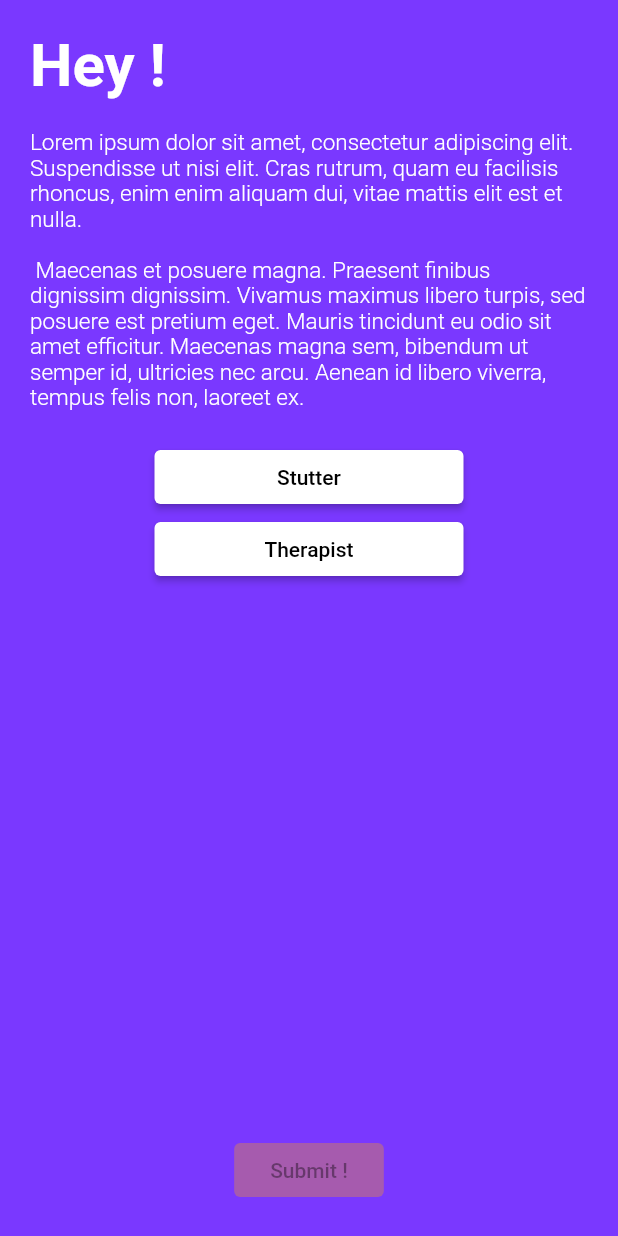
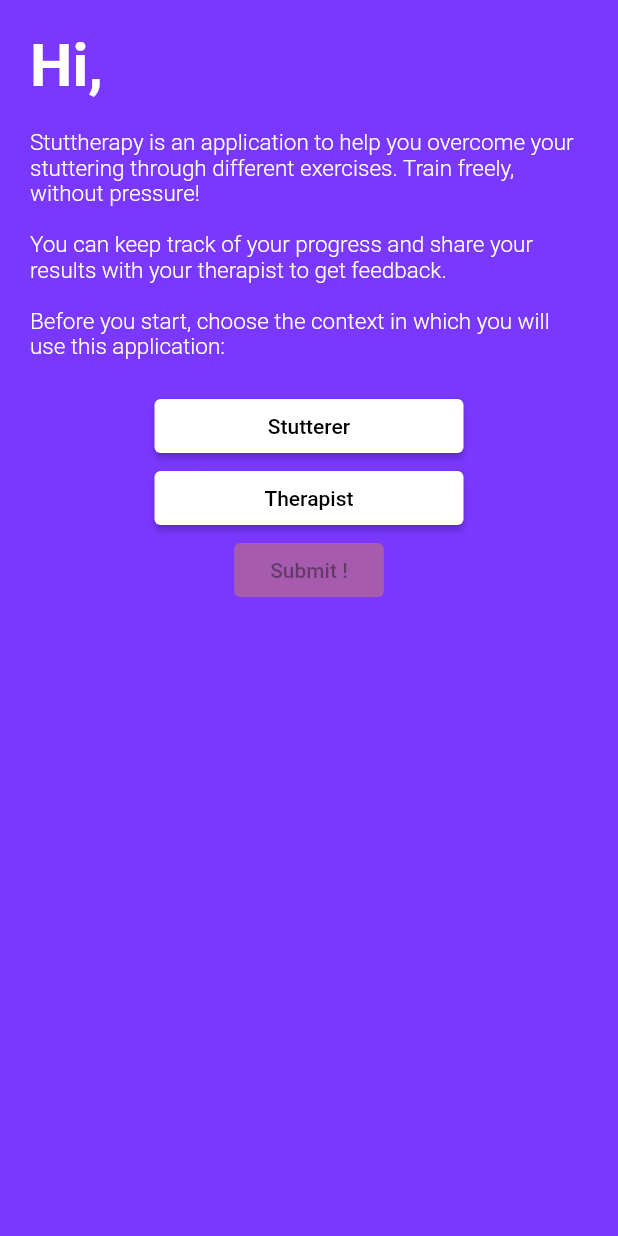
Before and after one commit to Romain-Guillot/Stuttherapy, a Flutter app: the screen it shows after launch, on a phone screen of 412 x 824 dp. Run offline on Flutter 3.47's test engine with Material 2 defaults, Android fonts, the phone set to English and light mode, and no system bars; our stand-ins replace audioplayers, camera, cloud_firestore, firebase_auth, logger, permission_handler and 5 more; missing offline and left inert: flutter_sound; accounts and stored records are empty; generated files the repository leaves out were written again.

Commit message:
Resources + startup overlflow fix

```diff
--- a/lib/account/accounts.dart
+++ b/lib/account/accounts.dart
@@ -105,7 +105,7 @@ class TherapistUser extends User {
 
 ///
 class StutterUser extends User {
-  static const String userIdentifier = "Stutter";
+  static const String userIdentifier = "Stutterer";
 
   BehaviorSubject<LoggedUserMeta> therapistStream = BehaviorSubject<LoggedUserMeta>();
 
--- a/lib/exercises_implem/ui/audio_recorder.dart
+++ b/lib/exercises_implem/ui/audio_recorder.dart
@@ -61,6 +61,7 @@ class _AudioRecorderState extends State<AudioRecorder> {
     if(isRecording) {
       try {
         await recorder.stopRecorder();
+        print("dssddsf");
         if (_recorderSubscription != null) {
           _recorderSubscription.cancel();
           _recorderSubscription = null;
@@ -70,7 +71,7 @@ class _AudioRecorderState extends State<AudioRecorder> {
         print("Unable to stop the recorder ... (not normal !)");
         print("err" + err.toString());
       }
-      if(updateUI)
+      if(updateUI && mounted)
         setState(() => isRecording = false);
     } else {
       print("Not in recording status.");
--- a/lib/providers/resource_provider.dart
+++ b/lib/providers/resource_provider.dart
@@ -96,33 +96,33 @@ List<String> sentences = [
 ];
 
 List<String> texts = [
-  "When you picture mountain climbers scaling Mount Everest, what probably comes to mind are teams of climbers with Sherpa guides leading them to the summit, equipped with oxygen masks, supplies and tents. And in most cases you'd be right, as 97 per cent of climbers use oxygen to ascend to Everest's summit at 8,850 metres above sea level. The thin air at high altitudes makes most people breathless at 3,500 metres, and the vast majority of climbers use oxygen past 7,000 metres."
+  "When you picture mountain climbers scaling Mount Everest, what probably comes to mind are teams of climbers with Sherpa guides leading them to the summit, equipped with oxygen masks, supplies and tents. And in most cases you'd be right, as 97 per cent of climbers use oxygen to ascend to Everest's summit at 8,850 metres above sea level. The thin air at high altitudes makes most people breathless at 3,500 metres, and the vast majority of climbers use oxygen past 7,000 metres. A typical climbing group will have 8–15 people in it, with an almost equal number of guides, and they'll spend weeks to get to the top after reaching Base Camp."
   "Sam squinted against the sun at the distant dust trail raked up by the car on its way up to the Big House. The horses kicked and flicked their tails at flies, not caring about their owner's first visit in ten months. Sam waited. Mr Carter didn't come out here unless he had to, which was just fine by Sam. The more he kept out of his boss's way, the longer he'd have a job.",
-  "The two men looked towards the northern end of the property. It stretched as far as the eye could see. Even the fences were barely visible from where they stood. However bored and rebellious a teenage boy might get, it wasn't possible to escape on foot. Sam looked at the biggest of the horses, kicking at the ground with its heavy hooves. Could the boy ride? he wondered.",
-  "Their efforts failed. So, instead, they searched for a variety of banana that the fungus didn’t affect. They found the Cavendish, as it was called, in the greenhouse of a British duke. It wasn’t as well suited to shipping as the Gros Michel, but its bananas tasted good enough to keep consumers happy. Most importantly, TR-1 didn’t seem to affect it.",
+  "The two men looked towards the northern end of the property. It stretched as far as the eye could see. Even the fences were barely visible from where they stood. However bored and rebellious a teenage boy might get, it wasn't possible to escape on foot. Sam looked at the biggest of the horses, kicking at the ground with its heavy hooves. Could the boy ride? he wondered. There was a whole load of trouble a good rider could get into out here, miles away from anyone. But maybe there was even more trouble for someone who knew nothing about horses and wanted to get away from his father.",
+  "Their efforts failed. So, instead, they searched for a variety of banana that the fungus didn’t affect. They found the Cavendish, as it was called, in the greenhouse of a British duke. It wasn’t as well suited to shipping as the Gros Michel, but its bananas tasted good enough to keep consumers happy. Most importantly, TR-1 didn’t seem to affect it. In a few years, United Fruit had saved itself from bankruptcy by filling its plantations with thousands of the new plants, copying the same monoculture growing conditions Gros Michel had thrived in.",
   "Growing practices in South East Asia haven’t helped matters. Growers can’t always afford the expensive lab-based methods to clone plants from shoots without spreading the disease. Also, they often aren’t strict enough about cleaning farm equipment and quarantining infected fields. As a result, the fungus has spread to Australia, the Middle East and Mozambique – and Latin America, heavily dependent on its monoculture Cavendish crops, could easily be next.",
-  "Much of today's business is conducted across international borders, and while the majority of the global business community might share the use of English as a common language, the nuances and expectations of business communication might differ greatly from culture to culture. A lack of understanding of the cultural norms and practices of our business acquaintances can result in unfair judgements, misunderstandings and breakdowns in communication.",
-  "This stark difference in opinion over something that could be conceived as minor and thus easily overlooked goes to show that we often attach meaning to even the most mundane practices. When things that we are used to are done differently, it could spark the strongest reactions in us.",
+  "Much of today's business is conducted across international borders, and while the majority of the global business community might share the use of English as a common language, the nuances and expectations of business communication might differ greatly from culture to culture. A lack of understanding of the cultural norms and practices of our business acquaintances can result in unfair judgements, misunderstandings and breakdowns in communication. Here are three basic areas of differences in the business etiquette around the world that could help stand you in good stead when you next find yourself working with someone from a different culture.",
+  "This stark difference in opinion over something that could be conceived as minor and thus easily overlooked goes to show that we often attach meaning to even the most mundane practices. When things that we are used to are done differently, it could spark the strongest reactions in us. While many Continental Europeans and Latin Americans prefer to be addressed with a title, for example Mr or Ms and their surname when meeting someone in a business context for the first time, Americans, and increasingly the British, now tend to prefer using their first names. The best thing to do is to listen and observe how your conversation partner addresses you and, if you are still unsure, do not be afraid to ask them how they would like to be addressed.",
   "An American or British person might be looking their client in the eye to show that they are paying full attention to what is being said, but if that client is from Japan or Korea, they might find the direct eye contact awkward or even disrespectful. In parts of South America and Africa, prolonged eye contact could also be seen as challenging authority. In the Middle East, eye contact across genders is considered inappropriate, although eye contact within a gender could signify honesty and truthfulness.",
-  "Having an increased awareness of the possible differences in expectations and behaviour can help us avoid cases of miscommunication, but it is vital that we also remember that cultural stereotypes can be detrimental to building good business relationships. Although national cultures could play a part in shaping the way we behave and think, we are also largely influenced by the region we come from, the communities we associate with, our age and gender, our corporate culture and our individual experiences of the world.",
+  "Having an increased awareness of the possible differences in expectations and behaviour can help us avoid cases of miscommunication, but it is vital that we also remember that cultural stereotypes can be detrimental to building good business relationships. Although national cultures could play a part in shaping the way we behave and think, we are also largely influenced by the region we come from, the communities we associate with, our age and gender, our corporate culture and our individual experiences of the world. The knowledge of the potential differences should therefore be something we keep at the back of our minds, rather than something that we use to pigeonhole the individuals of an entire nation.",
   "Pinker asks us to stop paying so much attention to negative headlines and news that declares the end of the world. Instead, he shows us some carefully selected data. In 75 surprising graphs, we see that safety, peace, knowledge and health are getting better all over the world. When the evidence does not support his argument, however, he dismisses it. Economic inequality, he claims, is not really a problem, because it is not actually that important for human well-being. One cannot help wondering how many people actually living in poverty would agree.",
   "For more than two hundred years the pessimists have been winning the public debate. They tell us that things are getting worse. But in fact, life is getting better. Income, food availability and lifespan are rising; disease, violence and child mortality are falling. These trends are happening all around the world. Africa is slowly coming out of poverty, just as Asia did before. The internet, mobile phones and worldwide trade are making the lives of millions of people much better.",
   "The majority of people believe that developing countries are in a terrible situation: suffering from incredible poverty, governed by dictators and with little hope for any meaningful change. But, surprisingly, this is far from the truth. The reality is that a great transformation is occurring. Over the past 20 years, more than 700 million people have increased their income and come out of poverty. Additionally, six million fewer children die every year from disease, millions more girls are in school and millions of people have access to clean water.",
   "Your manager stops you and says she needs to have a word about your performance in the recent project. You worry about it all weekend, wondering what you might have done wrong. When you step into her office on Monday morning she begins by praising you for the good work you've done on the project, and you wonder if this is the obligatory praise that starts off the typical 'feedback sandwich'. You know how the feedback sandwich goes: say something nice, say what you really want to say, say something nice again.",
-  "Psychologist and 'growth mindset' proponent Carol Dweck spoke of the plasticity of the brain and our ability to develop skills and talents that we might not have been good at to start with. Many of us tend to focus our praise on the end result and seemingly innate talents, e.g. 'You really have an eye for details' or 'You have a real talent for organising events'.",
+  "Psychologist and 'growth mindset' proponent Carol Dweck spoke of the plasticity of the brain and our ability to develop skills and talents that we might not have been good at to start with. Many of us tend to focus our praise on the end result and seemingly innate talents, e.g. 'You really have an eye for details' or 'You have a real talent for organising events'. However, research suggests that by focusing on the process of how things are done – praising effort, experimentation and problem-solving strategies – we can encourage the development of new skills and the continued honing of talents.",
   "It might take time to counter the effects of an environment where there is a cynical view of positive feedback, but in the long run, by embracing positive feedback, you can not only enhance working performance but also enrich the quality of life in the workplace. ",
   "Since almost the beginning of cinema, we have had scary films. Of all the genres that exist, horror is perhaps one of the most conventional. Many horror films rely on specific plot devices, also called tropes, to make their audience frightened. When a trope is used too much, it can become a cliché. But when used well, it can really make us jump out of our skin. Here are some of the most used, and perhaps abused, clichés in horror films.",
   "In older horror films, when protagonists were in desperation, it was difficult or impossible for them to call for help or call the police. Mobile phones have made that situation a bit less believable now. What's the solution to maintain suspense? No phone coverage! If you're a hero in a horror film, it's almost certain that at a key moment, just when you absolutely need to call for help, you will not have any coverage at all. Or your phone battery will die just as you are making the call. Or both.",
   "We know that human language is far more complex than that of even our nearest and most intelligent relatives like chimpanzees. We can express complex thoughts, convey subtle emotions and communicate about abstract concepts such as past and future. And we do this following a set of structural rules, known as grammar. Do only humans use an innate system of rules to govern the order of words? Perhaps not, as some research may suggest dolphins share this capability because they are able to recognise when these rules are broken.",
-  "If we want to know where our capability for complex language came from, we need to look at how our brains are different from other animals. This relates to more than just brain size; it is important what other things our brains can do and when and why they evolved that way. And for this there are very few physical clues; artefacts left by our ancestors don't tell us what speech they were capable of making. One thing we can see in the remains of early humans, however, is the development of the mouth, throat and tongue.",
+  "If we want to know where our capability for complex language came from, we need to look at how our brains are different from other animals. This relates to more than just brain size; it is important what other things our brains can do and when and why they evolved that way. And for this there are very few physical clues; artefacts left by our ancestors don't tell us what speech they were capable of making. One thing we can see in the remains of early humans, however, is the development of the mouth, throat and tongue. By about 100,000 years ago, humans had evolved the ability to create complex sounds. Before that, evolutionary biologists can only guess whether or not early humans communicated using more basic sounds.",
   "More questions lie in looking at the influence of genetics on brain and language development. Are there genes that mutated and gave us language ability? Researchers have found a gene mutation that occurred between 200,000 and 100,000 years ago, which seems to have a connection with speaking and how our brains control our mouths and face. Monkeys have a similar gene, but it did not undergo this mutation. It's too early to say how much influence genes have on language, but one day the answers might be found in our DNA.",
   "A new study published in the journal Science shows definitive evidence of organic matter on the surface of Mars. The data was collected by NASA's nuclear-powered rover Curiosity. It confirms earlier findings that the Red Planet once contained carbon-based compounds. These compounds – also called organic molecules – are essential ingredients for life as scientists understand it.",
   "Scientists are quick to state that the presence of these organic molecules is not sufficient evidence for ancient life on Mars, as the molecules could have been formed by non-living processes. But it's still one of the most astonishing discoveries, which could lead to future revelations. Especially when one considers the other startling find that Curiosity uncovered around five years ago.",
   "The possibility of life on Mars has fascinated humans for generations. It has been the subject of endless science-fiction novels and films. Are we alone in the universe or have there been other life forms within our Solar System? If the current missions to the Red Planet continue, it looks as if we may discover the answer very soon. ",
   "Judy really enjoys working with you and the team and finds the project very interesting, but I think she's feeling a bit lost and struggling to see the big picture. It seems that she's been given a fair amount of autonomy to carry out the tasks that you've given her, and of course this level of delegation is not uncommon in your branch. But I believe in her Tokyo office, she is used to a bit more managerial direction and guidance and so is finding this international project quite daunting.",
-  "Looking ahead, I was wondering if we could make it easier for Judy by offering her more direction when setting her tasks, at least until she learns the ropes and gets used to working unsupervised. I think she'd also appreciate you giving her a clearer idea on how her role in the team fits into the overview of things.",
+  "Looking ahead, I was wondering if we could make it easier for Judy by offering her more direction when setting her tasks, at least until she learns the ropes and gets used to working unsupervised. I think she'd also appreciate you giving her a clearer idea on how her role in the team fits into the overview of things. Do you think you could maybe outline the group and individual targets at your next team meeting and that way, everyone not only gets a reminder of the end goal, but each team member, including Judy, might have a more holistic view of the whole project?",
   "Judy is an extremely conscientious worker and is eager to contribute positively to the team. Personally, I think she is someone with high potential and will be an asset to our international projects if properly mentored. I'm keen to know your thoughts on the matter and am open to any suggestions on how we could better support Judy so that she has a more smooth-sailing experience on the team.",
-  "But supermarkets and grocers are starting to sit up and take notice. In response to growing consumer backlash against the huge amounts of plastic waste generated by plastic packaging, some of the largest UK supermarkets have signed up to a pact promising to transform packaging and cut plastic wastage.",
+  "But supermarkets and grocers are starting to sit up and take notice. In response to growing consumer backlash against the huge amounts of plastic waste generated by plastic packaging, some of the largest UK supermarkets have signed up to a pact promising to transform packaging and cut plastic wastage. In a pledge to reuse, recycle or compost all plastic wastage by 2025, supermarkets are now beginning to take some responsibility for the part they play in contributing to the damage to our environment, with one major supermarket announcing their plan to eliminate all plastic packaging in their own-brand products by 2023.",
   "Some smaller companies are now taking matters into their own hands and offering consumers a greener, more environmentally friendly option. Shops like Berlin's Original Unverpakt and London's Bulk Market are plastic-free shops that have opened in recent years, encouraging customers to use their own containers or compostable bags. ",
   "There is no doubt that we still have a long way to go in reducing food waste and plastic waste. But perhaps the major supermarkets might take inspiration from these smaller grocers and gradually move towards a more sustainable future for us all.",
   "In the last two centuries, improvements in technology and health meant fewer children died young, fuelling rapid population growth. These large families produced even more children who survived into adulthood and had their own children. But with the wider availability of contraception in the 1960s, the global average number of babies per woman has declined from six babies per woman to as low as two.",
--- a/lib/strings.dart
+++ b/lib/strings.dart
@@ -16,8 +16,8 @@ class Strings {
   static const EXERCISE_STOP = "Finish";
 
   // STARTUP
-  static const STARTUP_TITLE = "Hey !";
-  static const STARTUP_INTRO = "Lorem ipsum dolor sit amet, consectetur adipiscing elit. Suspendisse ut nisi elit. Cras rutrum, quam eu facilisis rhoncus, enim enim aliquam dui, vitae mattis elit est et nulla.\n\n Maecenas et posuere magna. Praesent finibus dignissim dignissim. Vivamus maximus libero turpis, sed posuere est pretium eget. Mauris tincidunt eu odio sit amet efficitur. Maecenas magna sem, bibendum ut semper id, ultricies nec arcu. Aenean id libero viverra, tempus felis non, laoreet ex.";
+  static const STARTUP_TITLE = "Hi,";
+  static const STARTUP_INTRO = "Stuttherapy is an application to help you overcome your stuttering through different exercises. Train freely, without pressure!\n\nYou can keep track of your progress and share your results with your therapist to get feedback.\n\nBefore you start, choose the context in which you will use this application:";
   static const STARTUP_SUBMIT = "Submit !";
   static const STARTUP_ERROR_NO_ACCOUNT_SELECTED = "You have to select an account type !";
 
--- a/lib/ui/startup.dart
+++ b/lib/ui/startup.dart
@@ -45,10 +45,11 @@ class _StartUpState extends State<StartUp> {
   Widget build(BuildContext context) {
     return Scaffold(
       backgroundColor: Theme.of(context).primaryColor,
-      body: Builder(builder: (BuildContext newCtx) =>
-        Padding(
+      body: Builder(
+        builder: (newCtx) => SingleChildScrollView(
+          primary: true,
           padding: const EdgeInsets.all(Dimen.STARTUP_PADDING),
-          child: SafeArea(
+          child: Center(
             child: Column(
               crossAxisAlignment: CrossAxisAlignment.start,
               children: <Widget>[
@@ -62,7 +63,7 @@ class _StartUpState extends State<StartUp> {
                     child: _choicesWidget()
                   ),
                 ),
-                Expanded(child: SizedBox(),),
+                // Expanded(child: SizedBox(),),
                 Center(
                   child: RaisedButton(
                     color: Theme.of(context).accentColor,
```
Also changed, not shown: 2 other files.
